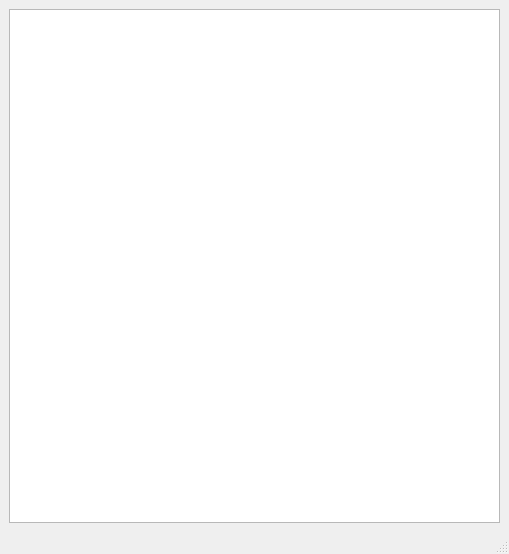
This is gui/DF_Window.ui in Borreguin/TPL_APP as Qt 5 draws it before an edit. The edited form follows.
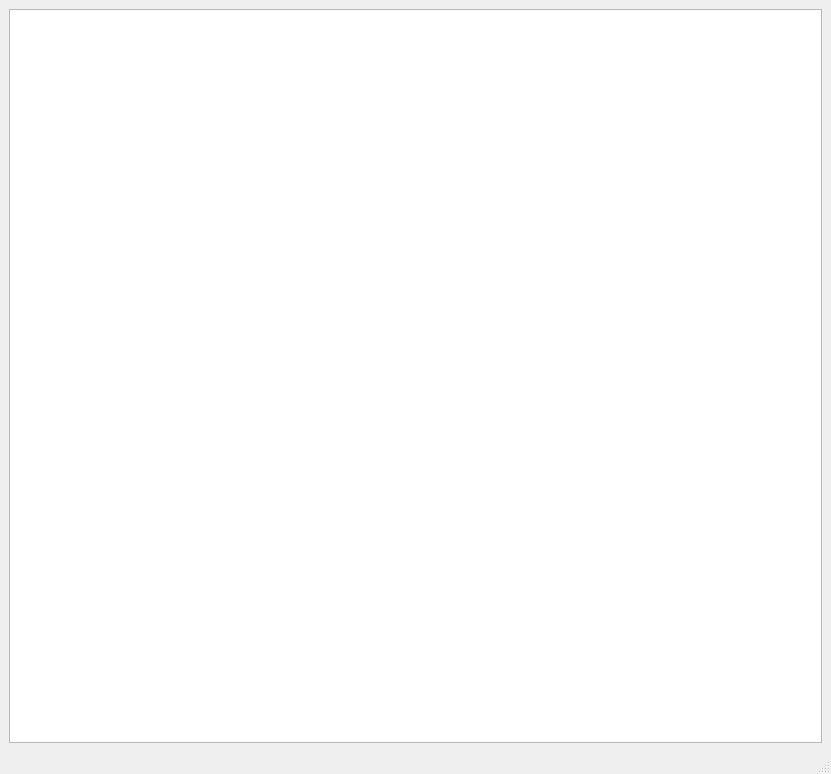
This is the edited form.

Diff of the .ui file:
```diff
--- a/gui/DF_Window.ui
+++ b/gui/DF_Window.ui
@@ -9,8 +9,8 @@
    <rect>
     <x>0</x>
     <y>0</y>
-    <width>509</width>
-    <height>554</height>
+    <width>831</width>
+    <height>774</height>
    </rect>
   </property>
   <property name="windowTitle">
```
Left out of the diff: 4 changed lines with no effect on the pictures.
